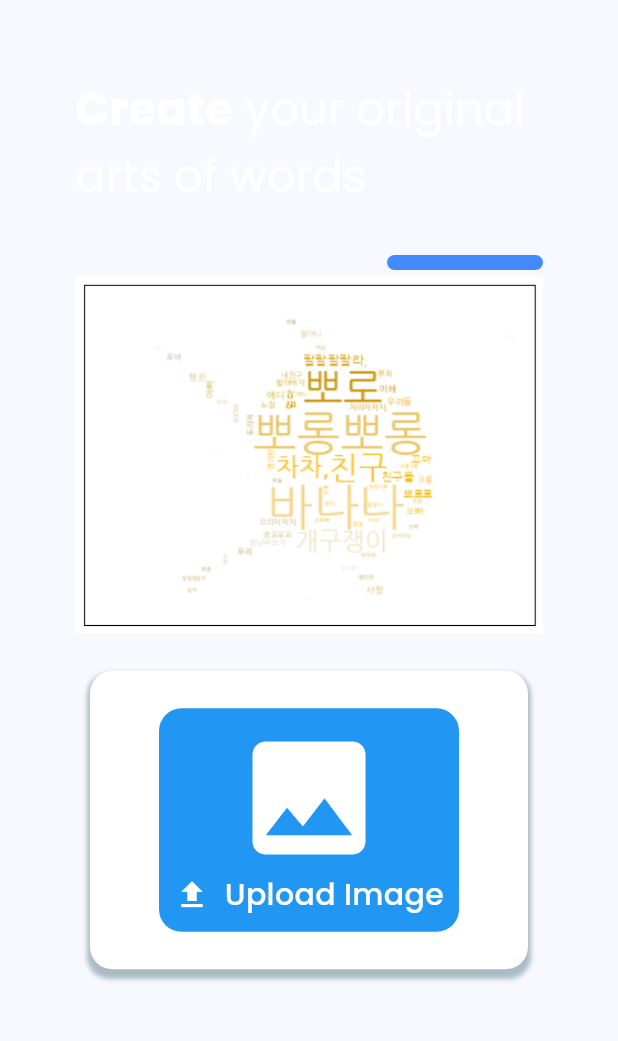
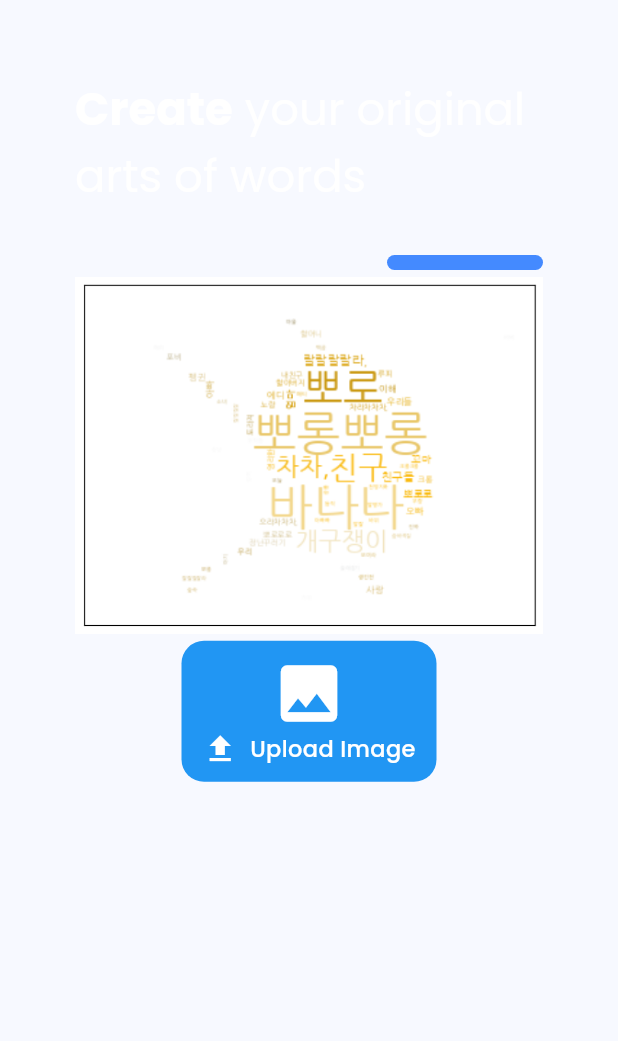
Before and after one commit to Deopoler/word-cloud-kintex, a Flutter app: the screen it shows after launch, on a phone screen of 412 x 824 dp, the part 150-1191 px from its top. Run offline on Flutter 3.47's test engine with Material 2 defaults, Android fonts, the phone set to English and light mode, and no system bars; our stand-ins replace google_fonts, image_picker.

Commit message:
style: remove shadow of upload image card

```diff
--- a/lib/screens/home_screen.dart
+++ b/lib/screens/home_screen.dart
@@ -56,7 +56,6 @@ class HomeScreen extends StatelessWidget {
               ),
               const SizedBox(height: 30),
               const ExampleImageTabBar(),
-              const SizedBox(height: 20),
               const UploadImage(),
               const SizedBox(height: 100),
             ],
--- a/lib/widgets/upload_image_widget.dart
+++ b/lib/widgets/upload_image_widget.dart
@@ -28,25 +28,6 @@ class _UploadImageState extends State<UploadImage> {
         onTap: () {
           getImage(ImageSource.gallery);
         },
-        child: Container(
-          margin: const EdgeInsets.symmetric(horizontal: 10.0),
-          decoration: BoxDecoration(
-            borderRadius: BorderRadius.circular(15.0),
-            boxShadow: [
-              BoxShadow(
-                color: Colors.blueGrey.withOpacity(0.5),
-                spreadRadius: 2,
-                blurRadius: 2,
-                offset: const Offset(0, 4), // changes position of shadow
-              ),
-            ],
-          ),
-          child: Container(
-            decoration: BoxDecoration(
-              color: Colors.white,
-              borderRadius: BorderRadius.circular(15.0),
-            ),
-            padding: const EdgeInsets.symmetric(vertical: 25.0),
         child: Center(
           child: Container(
             decoration: BoxDecoration(
@@ -54,16 +35,16 @@ class _UploadImageState extends State<UploadImage> {
               borderRadius: BorderRadius.circular(15.0),
             ),
             padding: const EdgeInsets.all(10),
-                width: 200,
+            width: 170,
             child: Column(
               children: [
                 const Icon(
                   Icons.image,
-                      size: 100,
+                  size: 50,
                   color: Colors.white,
                 ),
                 Row(
-                      mainAxisAlignment: MainAxisAlignment.spaceBetween,
+                  mainAxisAlignment: MainAxisAlignment.spaceAround,
                   children: [
                     const Icon(
                       Icons.upload,
@@ -72,7 +53,7 @@ class _UploadImageState extends State<UploadImage> {
                     Text(
                       "Upload Image",
                       style: GoogleFonts.poppins(
-                            fontSize: 20,
+                        fontSize: 15,
                         fontWeight: FontWeight.w500,
                         color: Colors.white,
                       ),
@@ -80,8 +61,6 @@ class _UploadImageState extends State<UploadImage> {
                   ],
                 ),
               ],
-                ),
-              ),
             ),
           ),
         ),
```
Lines whose indentation alone changed are shown as unchanged.
